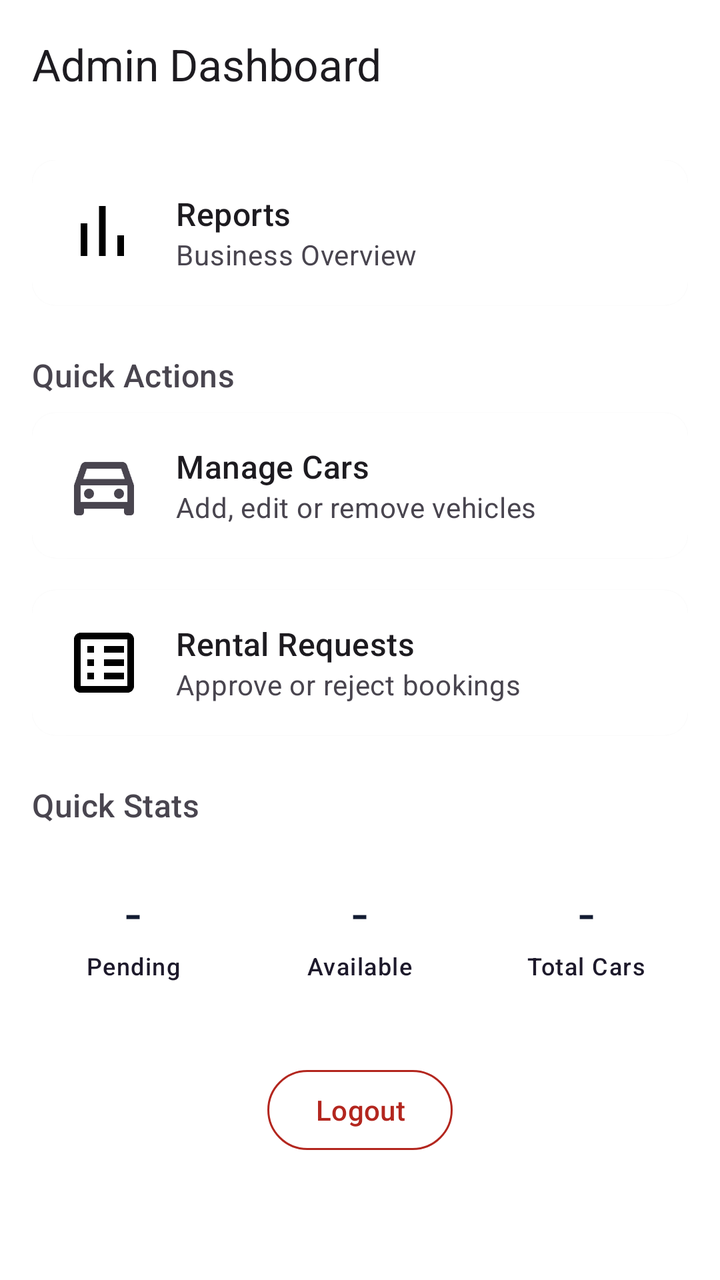
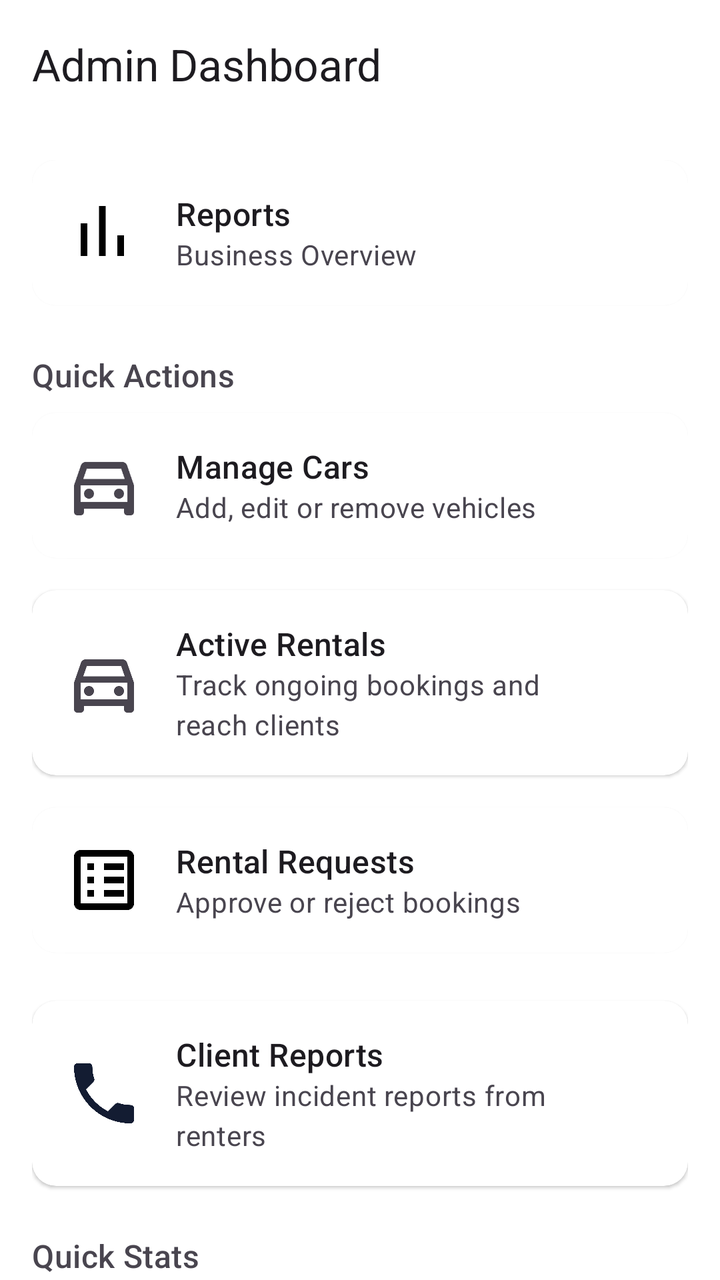

Compare the two renders of this Android layout. The source of the first and the diff that turns it into the second are given below.
<!-- AndroidManifest.xml: application theme Theme.CarRentingTest -->
<!-- res/layout/activity_admin_dashboard.xml -->
<?xml version="1.0" encoding="utf-8"?>
<androidx.coordinatorlayout.widget.CoordinatorLayout xmlns:android="http://schemas.android.com/apk/res/android"
    xmlns:app="http://schemas.android.com/apk/res-auto"
    xmlns:tools="http://schemas.android.com/tools"
    android:layout_width="match_parent"
    android:layout_height="match_parent"
    android:background="@color/colorSurface"
    tools:context=".admin.AdminDashboardActivity">

    <com.google.android.material.appbar.AppBarLayout
        android:layout_width="match_parent"
        android:layout_height="wrap_content"
        android:background="@color/colorSurface"
        app:liftOnScroll="true">

        <com.google.android.material.appbar.MaterialToolbar
            android:id="@+id/toolbar"
            android:layout_width="match_parent"
            android:layout_height="?attr/actionBarSize"
            app:title="Admin Dashboard"
            app:titleTextColor="?attr/colorOnSurface" />
        

    </com.google.android.material.appbar.AppBarLayout>

    <androidx.core.widget.NestedScrollView
        android:layout_width="match_parent"
        android:layout_height="match_parent"
        app:layout_behavior="@string/appbar_scrolling_view_behavior">

        <LinearLayout
            android:layout_width="match_parent"
            android:layout_height="wrap_content"
            android:orientation="vertical"
            android:padding="16dp">

            
            <com.google.android.material.card.MaterialCardView
                android:id="@+id/cardViewReports"
                style="?attr/materialCardViewElevatedStyle"
                android:layout_width="match_parent"
                android:backgroundTint="@color/colorSurface"
                android:layout_height="wrap_content"
                android:layout_marginBottom="24dp"
                android:clickable="true"
                android:focusable="true">

                <LinearLayout
                    android:layout_width="match_parent"
                    android:layout_height="wrap_content"
                    android:orientation="horizontal"
                    android:padding="16dp"
                    android:gravity="center_vertical">

                    <ImageView
                        android:layout_width="40dp"
                        android:layout_height="40dp"
                        android:src="@drawable/ic_reports" />

                    <LinearLayout
                        android:layout_width="0dp"
                        android:layout_height="wrap_content"
                        android:layout_weight="1"
                        android:orientation="vertical"
                        android:layout_marginStart="16dp">

                        <TextView
                            style="?attr/textAppearanceTitleMedium"
                            android:layout_width="match_parent"
                            android:layout_height="wrap_content"
                            android:text="@string/reports" />

                        <TextView
                            style="?attr/textAppearanceBodyMedium"
                            android:layout_width="match_parent"
                            android:layout_height="wrap_content"
                            android:text="@string/business_overview"
                            android:textColor="?attr/colorOnSurfaceVariant"/>
                    </LinearLayout>

                    <ImageView
                        android:layout_width="24dp"
                        android:layout_height="24dp"/>
                </LinearLayout>
            </com.google.android.material.card.MaterialCardView>

            
            <TextView
                style="?attr/textAppearanceTitleMedium"
                android:layout_width="match_parent"
                android:layout_height="wrap_content"
                android:text="@string/quick_actions"
                android:layout_marginBottom="8dp"
                android:textColor="?attr/colorOnSurfaceVariant"/>

            
            <com.google.android.material.card.MaterialCardView
                android:id="@+id/cardManageCars"
                style="?attr/materialCardViewElevatedStyle"
                android:backgroundTint="@color/colorSurface"
                android:layout_width="match_parent"
                android:layout_height="wrap_content"
                android:layout_marginBottom="16dp"
                android:clickable="true"
                android:focusable="true">

                <LinearLayout
                    android:layout_width="match_parent"
                    android:layout_height="wrap_content"
                    android:orientation="horizontal"
                    android:padding="16dp"
                    android:gravity="center_vertical">

                    <ImageView
                        android:layout_width="40dp"
                        android:layout_height="40dp"
                        android:src="@drawable/ic_car" /> 
                    

                    <LinearLayout
                        android:layout_width="0dp"
                        android:layout_height="wrap_content"
                        android:layout_weight="1"
                        android:orientation="vertical"
                        android:layout_marginStart="16dp">

                        <TextView
                            style="?attr/textAppearanceTitleMedium"
                            android:layout_width="match_parent"
                            android:layout_height="wrap_content"
                            android:text="@string/manage_cars" />

                        <TextView
                            style="?attr/textAppearanceBodyMedium"
                            android:layout_width="match_parent"
                            android:layout_height="wrap_content"
                            android:text="@string/manage_description"
                            android:textColor="?attr/colorOnSurfaceVariant"/>
                    </LinearLayout>

                    <ImageView
                        android:layout_width="24dp"
                        android:layout_height="24dp" /> 
                    
                </LinearLayout>
            </com.google.android.material.card.MaterialCardView>

            
            <com.google.android.material.card.MaterialCardView
                android:id="@+id/cardViewRequests"
                style="?attr/materialCardViewElevatedStyle"
                android:layout_width="match_parent"
                android:backgroundTint="@color/colorSurface"
                android:layout_height="wrap_content"
                android:layout_marginBottom="24dp"
                android:clickable="true"
                android:focusable="true">

                <LinearLayout
                    android:layout_width="match_parent"
                    android:layout_height="wrap_content"
                    android:orientation="horizontal"
                    android:padding="16dp"
                    android:gravity="center_vertical">

                    <ImageView
                        android:layout_width="40dp"
                        android:layout_height="40dp"
                        android:src="@drawable/ic_requests" /> 
                    

                    <LinearLayout
                        android:layout_width="0dp"
                        android:layout_height="wrap_content"
                        android:layout_weight="1"
                        android:orientation="vertical"
                        android:layout_marginStart="16dp">

                        <TextView
                            style="?attr/textAppearanceTitleMedium"
                            android:layout_width="match_parent"
                            android:layout_height="wrap_content"
                            android:text="@string/rental_requests" />

                        <TextView
                            style="?attr/textAppearanceBodyMedium"
                            android:layout_width="match_parent"
                            android:layout_height="wrap_content"
                            android:text="@string/approve_reject_bookings"
                            android:textColor="?attr/colorOnSurfaceVariant"/>
                    </LinearLayout>
                    <ImageView
                        android:layout_width="24dp"
                        android:layout_height="24dp"/> 
                    
                </LinearLayout>
            </com.google.android.material.card.MaterialCardView>

            
            <TextView
                style="?attr/textAppearanceTitleMedium"
                android:layout_width="match_parent"
                android:layout_height="wrap_content"
                android:text="@string/quick_stats"
                android:layout_marginBottom="8dp"
                android:textColor="?attr/colorOnSurfaceVariant"/>

            <LinearLayout
                android:layout_width="match_parent"
                android:layout_height="wrap_content"
                android:orientation="horizontal"
                android:layout_marginBottom="24dp">

                
                <com.google.android.material.card.MaterialCardView
                    style="?attr/materialCardViewFilledStyle"
                    android:layout_width="0dp"
                    android:layout_height="wrap_content"
                    android:layout_weight="1"
                    android:backgroundTint="@color/colorSurface"
                    android:layout_marginEnd="8dp">
                    <LinearLayout
                        android:layout_width="match_parent"
                        android:layout_height="wrap_content"
                        android:orientation="vertical"
                        android:padding="16dp"
                        android:gravity="center_horizontal">
                        <TextView
                            android:id="@+id/tvPendingCount"
                            style="?attr/textAppearanceHeadlineMedium"
                            android:layout_width="wrap_content"
                            android:layout_height="wrap_content"
                            android:text="-"
                            android:textColor="@color/bottomNavItemInactive"/>
                        <TextView
                            style="?attr/textAppearanceLabelMedium"
                            android:layout_width="wrap_content"
                            android:layout_height="wrap_content"
                            android:text="@string/pending"
                            android:textColor="?attr/colorOnSecondaryContainer"/>
                    </LinearLayout>
                </com.google.android.material.card.MaterialCardView>

                
                <com.google.android.material.card.MaterialCardView
                    style="?attr/materialCardViewFilledStyle"
                    android:layout_width="0dp"
                    android:layout_height="wrap_content"
                    android:layout_weight="1"
                    android:backgroundTint="@color/colorSurface"
                    android:layout_marginStart="4dp"
                    android:layout_marginEnd="4dp">
                    <LinearLayout
                        android:layout_width="match_parent"
                        android:layout_height="wrap_content"
                        android:orientation="vertical"
                        android:padding="16dp"
                        android:gravity="center_horizontal">
                        <TextView
                            android:id="@+id/tvAvailableCount"
                            style="?attr/textAppearanceHeadlineMedium"
                            android:layout_width="wrap_content"
                            android:layout_height="wrap_content"
                            android:text="-"
                            android:textColor="@color/bottomNavItemInactive"/>
                        <TextView
                            style="?attr/textAppearanceLabelMedium"
                            android:layout_width="wrap_content"
                            android:layout_height="wrap_content"
                            android:text="@string/available"
                            android:textColor="?attr/colorOnSecondaryContainer"/>
                    </LinearLayout>
                </com.google.android.material.card.MaterialCardView>

                
                <com.google.android.material.card.MaterialCardView
                    style="?attr/materialCardViewFilledStyle"
                    android:layout_width="0dp"
                    android:layout_height="wrap_content"
                    android:layout_weight="1"
                    android:backgroundTint="@color/colorSurface"
                    android:layout_marginStart="8dp">
                    <LinearLayout
                        android:layout_width="match_parent"
                        android:layout_height="wrap_content"
                        android:orientation="vertical"
                        android:padding="16dp"
                        android:gravity="center_horizontal">
                        <TextView
                            android:id="@+id/tvTotalCars"
                            style="?attr/textAppearanceHeadlineMedium"
                            android:layout_width="wrap_content"
                            android:layout_height="wrap_content"
                            android:text="-"
                            android:textColor="@color/bottomNavItemInactive"/>
                        <TextView
                            style="?attr/textAppearanceLabelMedium"
                            android:layout_width="wrap_content"
                            android:layout_height="wrap_content"
                            android:text="@string/total_cars"
                            android:textColor="?attr/colorOnSecondaryContainer"/>
                    </LinearLayout>
                </com.google.android.material.card.MaterialCardView>

            </LinearLayout>

            
            <com.google.android.material.button.MaterialButton
                android:id="@+id/btnLogout"
                style="?attr/materialButtonOutlinedStyle"
                android:layout_width="wrap_content"
                android:layout_height="wrap_content"
                android:layout_gravity="center_horizontal"
                android:text="@string/logout"
                app:iconTint="?attr/colorError"
                android:textColor="?attr/colorError"
                app:strokeColor="?attr/colorError" />

        </LinearLayout>

    </androidx.core.widget.NestedScrollView>

</androidx.coordinatorlayout.widget.CoordinatorLayout>
<!-- resources referenced by this layout -->
<resources>
  <color name="bottomNavItemInactive">@color/palette_dark_blue</color>
  <color name="colorSurface">@color/palette_white</color>
  <!-- drawable ic_reports (drawable) -->
  <vector xmlns:android="http://schemas.android.com/apk/res/android"
      android:width="24dp"
      android:height="24dp"
      android:viewportWidth="24"
      android:viewportHeight="24">
      <path
          android:fillColor="#FF000000"
          android:pathData="M5 9.2H7V19H5V9.2zM10.5 4H12.5V19H10.5V4zM16 12.8H18V19H16V12.8z"/>
  </vector>
  <!-- drawable ic_requests (drawable) -->
  <vector xmlns:android="http://schemas.android.com/apk/res/android"
      android:width="24dp"
      android:height="24dp"
      android:viewportWidth="24"
      android:viewportHeight="24">
      <path
          android:fillColor="#FF000000"
          android:pathData="M19,5v14H5V5h14m0-2H5c-1.1,0 -2,0.9 -2,2v14c0,1.1 0.9,2 2,2h14c1.1,0 2,-0.9 2,-2V5c0,-1.1 -0.9,-2 -2,-2zM12,7h6v2h-6V7zM12,11h6v2h-6v-2zM12,15h6v2h-6v-2zM7,7h2v2H7V7zM7,11h2v2H7v-2zM7,15h2v2H7v-2z"/>
  </vector>
  <string name="approve_reject_bookings">Approve or reject bookings</string>
  <string name="available">Available</string>
  <string name="business_overview">Business Overview</string>
  <string name="logout">Logout</string>
  <string name="manage_cars">Manage Cars</string>
  <string name="manage_description">Add, edit or remove vehicles</string>
  <string name="pending">Pending</string>
  <string name="quick_actions">Quick Actions</string>
  <string name="quick_stats">Quick Stats</string>
  <string name="rental_requests">Rental Requests</string>
  <string name="reports">Reports</string>
  <string name="total_cars">Total Cars</string>
  <style name="Theme.CarRentingTest" parent="Base.Theme.CarRentingTest" />
  <color name="palette_dark_blue">#131C32</color>
  <color name="palette_white">#FFFFFF</color>
  <color name="colorPrimary">@color/palette_dark_blue</color>
  <color name="colorPrimaryVariant">@color/palette_deep_blue</color>
  <color name="colorOnPrimary">@color/palette_white</color>
  <color name="colorSecondary">@color/palette_teal</color>
  <color name="colorSecondaryVariant">#C89C2E</color>
  <color name="colorOnSecondary">@color/palette_dark_blue</color>
  <color name="colorBackground">@color/palette_very_light_blue</color>
  <color name="palette_deep_blue">#1F2A44</color>
  <color name="palette_teal">#D4AF37</color>
  <color name="palette_very_light_blue">#FFFCFB</color>
  <!-- unchanged entries left out for length: 2 -->
</resources>

<!-- the commit's change to res/layout/activity_admin_dashboard.xml (unified diff, before → after) -->
@@ -145,6 +145,55 @@
                 </LinearLayout>
             </com.google.android.material.card.MaterialCardView>
 
+            <com.google.android.material.card.MaterialCardView
+                android:id="@+id/cardActiveRentals"
+                style="?attr/materialCardViewElevatedStyle"
+                android:layout_width="match_parent"
+                android:layout_height="wrap_content"
+                android:layout_marginBottom="16dp"
+                android:backgroundTint="@color/colorSurface"
+                android:clickable="true"
+                android:focusable="true">
+
+                <LinearLayout
+                    android:layout_width="match_parent"
+                    android:layout_height="wrap_content"
+                    android:orientation="horizontal"
+                    android:padding="16dp"
+                    android:gravity="center_vertical">
+
+                    <ImageView
+                        android:layout_width="40dp"
+                        android:layout_height="40dp"
+                        android:src="@drawable/ic_car" />
+
+                    <LinearLayout
+                        android:layout_width="0dp"
+                        android:layout_height="wrap_content"
+                        android:layout_weight="1"
+                        android:orientation="vertical"
+                        android:layout_marginStart="16dp">
+
+                        <TextView
+                            style="?attr/textAppearanceTitleMedium"
+                            android:layout_width="match_parent"
+                            android:layout_height="wrap_content"
+                            android:text="@string/active_rentals" />
+
+                        <TextView
+                            style="?attr/textAppearanceBodyMedium"
+                            android:layout_width="match_parent"
+                            android:layout_height="wrap_content"
+                            android:text="@string/active_rentals_description"
+                            android:textColor="?attr/colorOnSurfaceVariant"/>
+                    </LinearLayout>
+
+                    <ImageView
+                        android:layout_width="24dp"
+                        android:layout_height="24dp" />
+                </LinearLayout>
+            </com.google.android.material.card.MaterialCardView>
+
             
             <com.google.android.material.card.MaterialCardView
                 android:id="@+id/cardViewRequests"
@@ -196,6 +245,55 @@
                 </LinearLayout>
             </com.google.android.material.card.MaterialCardView>
 
+            <com.google.android.material.card.MaterialCardView
+                android:id="@+id/cardClientReports"
+                style="?attr/materialCardViewElevatedStyle"
+                android:layout_width="match_parent"
+                android:layout_height="wrap_content"
+                android:layout_marginBottom="24dp"
+                android:backgroundTint="@color/colorSurface"
+                android:clickable="true"
+                android:focusable="true">
+
+                <LinearLayout
+                    android:layout_width="match_parent"
+                    android:layout_height="wrap_content"
+                    android:orientation="horizontal"
+                    android:padding="16dp"
+                    android:gravity="center_vertical">
+
+                    <ImageView
+                        android:layout_width="40dp"
+                        android:layout_height="40dp"
+                        android:src="@drawable/ic_phone" />
+
+                    <LinearLayout
+                        android:layout_width="0dp"
+                        android:layout_height="wrap_content"
+                        android:layout_weight="1"
+                        android:orientation="vertical"
+                        android:layout_marginStart="16dp">
+
+                        <TextView
+                            style="?attr/textAppearanceTitleMedium"
+                            android:layout_width="match_parent"
+                            android:layout_height="wrap_content"
+                            android:text="@string/client_reports" />
+
+                        <TextView
+                            style="?attr/textAppearanceBodyMedium"
+                            android:layout_width="match_parent"
+                            android:layout_height="wrap_content"
+                            android:text="@string/client_reports_description"
+                            android:textColor="?attr/colorOnSurfaceVariant"/>
+                    </LinearLayout>
+
+                    <ImageView
+                        android:layout_width="24dp"
+                        android:layout_height="24dp" />
+                </LinearLayout>
+            </com.google.android.material.card.MaterialCardView>
+
             
             <TextView
                 style="?attr/textAppearanceTitleMedium"
<!-- resource entries referenced after the edit -->
@@ -2,6 +2,16 @@
 <resources>
   <color name="bottomNavItemInactive">@color/palette_dark_blue</color>
   <color name="colorSurface">@color/palette_white</color>
+  <!-- drawable ic_phone (drawable) -->
+  <vector xmlns:android="http://schemas.android.com/apk/res/android"
+      android:width="24dp"
+      android:height="24dp"
+      android:viewportWidth="24"
+      android:viewportHeight="24">
+      <path
+          android:fillColor="@color/colorPrimary"
+          android:pathData="M6.62,10.79C8.06,13.62 10.38,15.94 13.21,17.38L15.41,15.18C15.69,14.9 16.08,14.82 16.43,14.93C17.55,15.3 18.75,15.5 20,15.5C20.55,15.5 21,15.95 21,16.5V20C21,20.55 20.55,21 20,21C10.61,21 3,13.39 3,4C3,3.45 3.45,3 4,3H7.5C8.05,3 8.5,3.45 8.5,4C8.5,5.25 8.7,6.45 9.07,7.57C9.18,7.92 9.1,8.31 8.82,8.59L6.62,10.79Z"/>
+  </vector>
   <!-- drawable ic_reports (drawable) -->
   <vector xmlns:android="http://schemas.android.com/apk/res/android"
       android:width="24dp"
@@ -22,9 +32,13 @@
           android:fillColor="#FF000000"
           android:pathData="M19,5v14H5V5h14m0-2H5c-1.1,0 -2,0.9 -2,2v14c0,1.1 0.9,2 2,2h14c1.1,0 2,-0.9 2,-2V5c0,-1.1 -0.9,-2 -2,-2zM12,7h6v2h-6V7zM12,11h6v2h-6v-2zM12,15h6v2h-6v-2zM7,7h2v2H7V7zM7,11h2v2H7v-2zM7,15h2v2H7v-2z"/>
   </vector>
+  <string name="active_rentals">Active Rentals</string>
+  <string name="active_rentals_description">Track ongoing bookings and reach clients</string>
   <string name="approve_reject_bookings">Approve or reject bookings</string>
   <string name="available">Available</string>
   <string name="business_overview">Business Overview</string>
+  <string name="client_reports">Client Reports</string>
+  <string name="client_reports_description">Review incident reports from renters</string>
   <string name="logout">Logout</string>
   <string name="manage_cars">Manage Cars</string>
   <string name="manage_description">Add, edit or remove vehicles</string>
